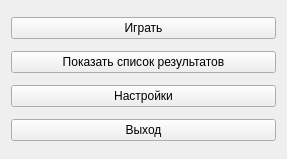
The window that mainmenu.ui (Yakovlev0309/fruit_catching_game) describes before a commit, drawn with Qt 5.
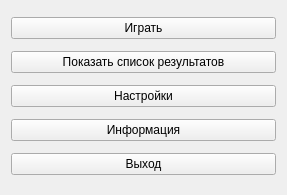
The same window after the commit.

Commit message: Добавление в меню вкладки с информацией об игре

What changed in the file:
```diff
--- a/mainmenu.ui
+++ b/mainmenu.ui
@@ -7,7 +7,7 @@
     <x>0</x>
     <y>0</y>
     <width>287</width>
-    <height>159</height>
+    <height>195</height>
    </rect>
   </property>
   <property name="windowTitle">
@@ -35,6 +35,13 @@
      </property>
     </widget>
    </item>
+   <item>
+    <widget class="QPushButton" name="information_button">
+     <property name="text">
+      <string>Информация</string>
+     </property>
+    </widget>
+   </item>
    <item>
     <widget class="QPushButton" name="exit_button">
      <property name="text">
```
The commit also changes 5 other files.
